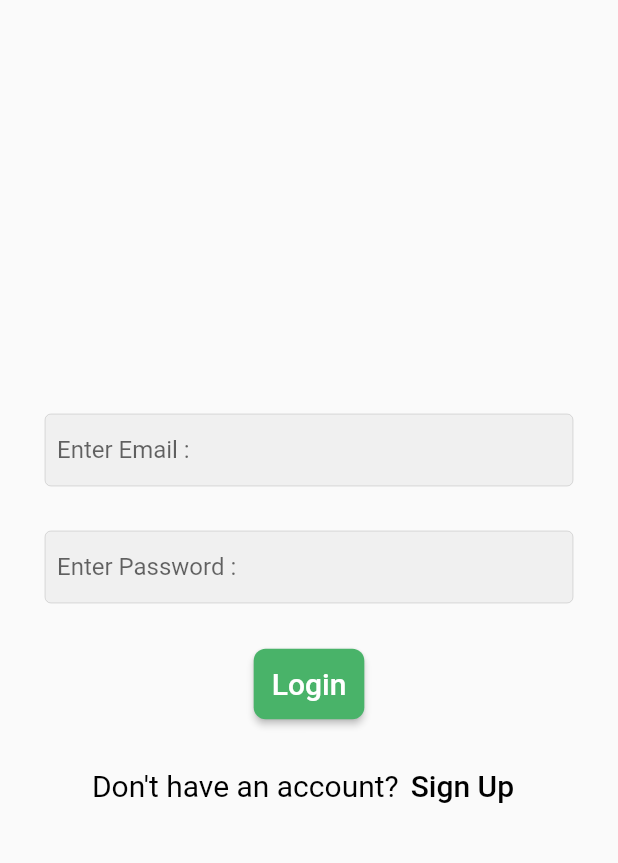
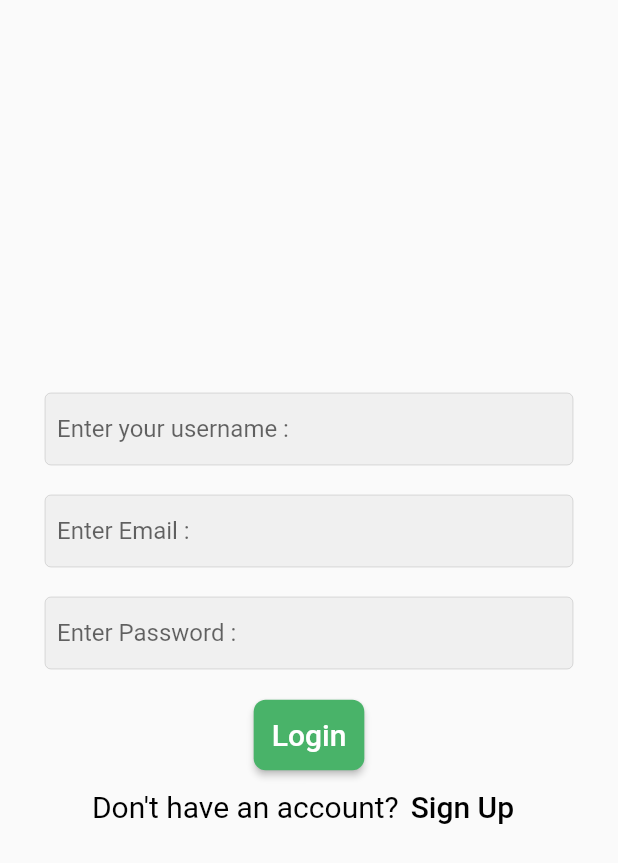
Before and after one commit to Abdallah1Habib/project2_mobile_programming, a Flutter app: the screen it shows after launch, on a phone screen of 412 x 824 dp. Shown: the top 863 px of the screen. Run offline on Flutter 3.47's test engine with Material 2 defaults, Android fonts, the phone set to English and light mode, and no system bars.

Commit message:
creating a username field for the user

```diff
--- a/project1/lib/main.dart
+++ b/project1/lib/main.dart
@@ -1,5 +1,6 @@
 import 'package:flutter/material.dart';
 import 'package:project1/screens/login.dart';
+import 'package:project1/screens/register.dart';
 
 void main() {
   runApp(const MyApp());
@@ -12,7 +13,7 @@ class MyApp extends StatelessWidget {
   Widget build(BuildContext context) {
     return const MaterialApp(
       debugShowCheckedModeBanner: false,
-      home: loginpage(),
+      home: registerpage(),
     );
   }
 }
--- a/project1/lib/screens/register.dart
+++ b/project1/lib/screens/register.dart
@@ -22,17 +22,24 @@ class registerpage extends StatelessWidget {
               children: [
                 CustomTextField(
                     pass: false,
+                    text: "Enter your username : ",
+                    inputtype: TextInputType.text),
+                SizedBox(
+                  height: 20,
+                ),
+                CustomTextField(
+                    pass: false,
                     text: "Enter Email : ",
                     inputtype: TextInputType.emailAddress),
                 SizedBox(
-                  height: 30,
+                  height: 20,
                 ),
                 CustomTextField(
                     pass: true,
                     text: "Enter Password : ",
                     inputtype: TextInputType.text),
                 SizedBox(
-                  height: 30,
+                  height: 20,
                 ),
                 ElevatedButton(
                   onPressed: () {},
@@ -44,9 +51,9 @@ class registerpage extends StatelessWidget {
                       shape: MaterialStateProperty.all(RoundedRectangleBorder(
                           borderRadius: BorderRadius.circular(8)))),
                 ),
-                SizedBox(
-                  height: 20,
-                ),
+                // SizedBox(
+                //   height: 15,
+                // ),
                 Row(
                   mainAxisAlignment: MainAxisAlignment.center,
                   children: [
```
